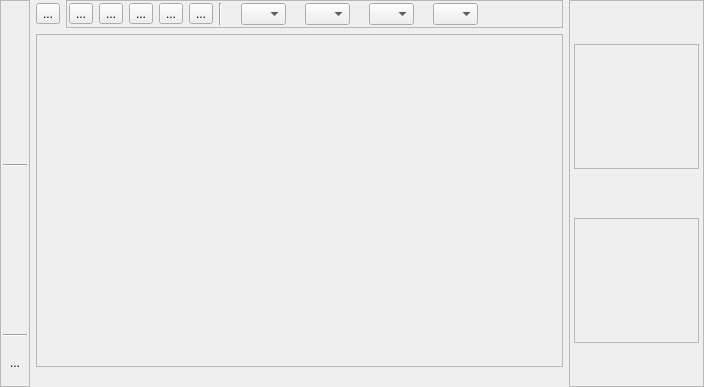
Above: src/terralib/qt/widgets/rp/ui/RasterNavigatorWidgetForm.ui from claudiobogossian/terralib5 before the change. Below: the same form after it.
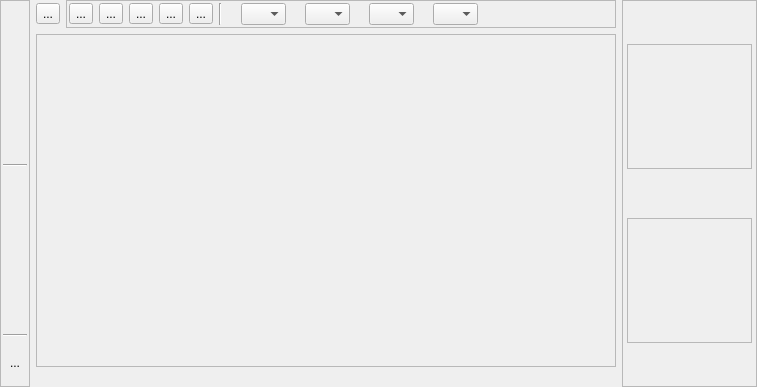
That is the form after the change.

What changed in the file:
```diff
--- a/src/terralib/qt/widgets/rp/ui/RasterNavigatorWidgetForm.ui
+++ b/src/terralib/qt/widgets/rp/ui/RasterNavigatorWidgetForm.ui
@@ -6,7 +6,7 @@
    <rect>
     <x>0</x>
     <y>0</y>
-    <width>704</width>
+    <width>757</width>
     <height>387</height>
    </rect>
   </property>
```
Left out of the diff: 9 changed lines with no effect on the pictures.
